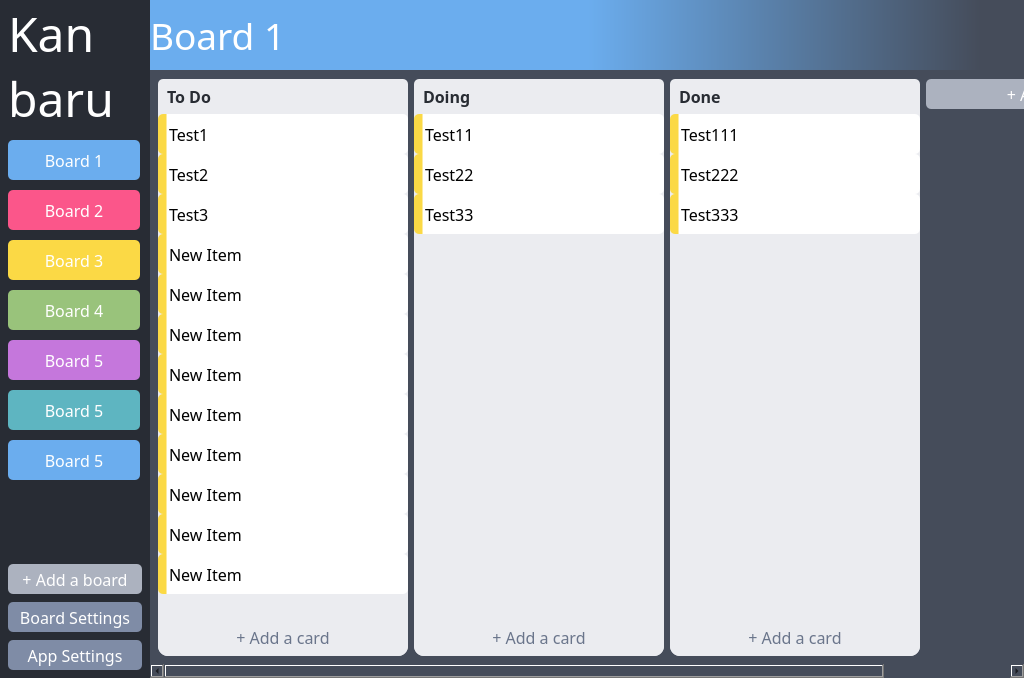
The window that src/ui/main.ui (dulapahv/Kanbaru) describes before a commit, drawn with Qt 5.
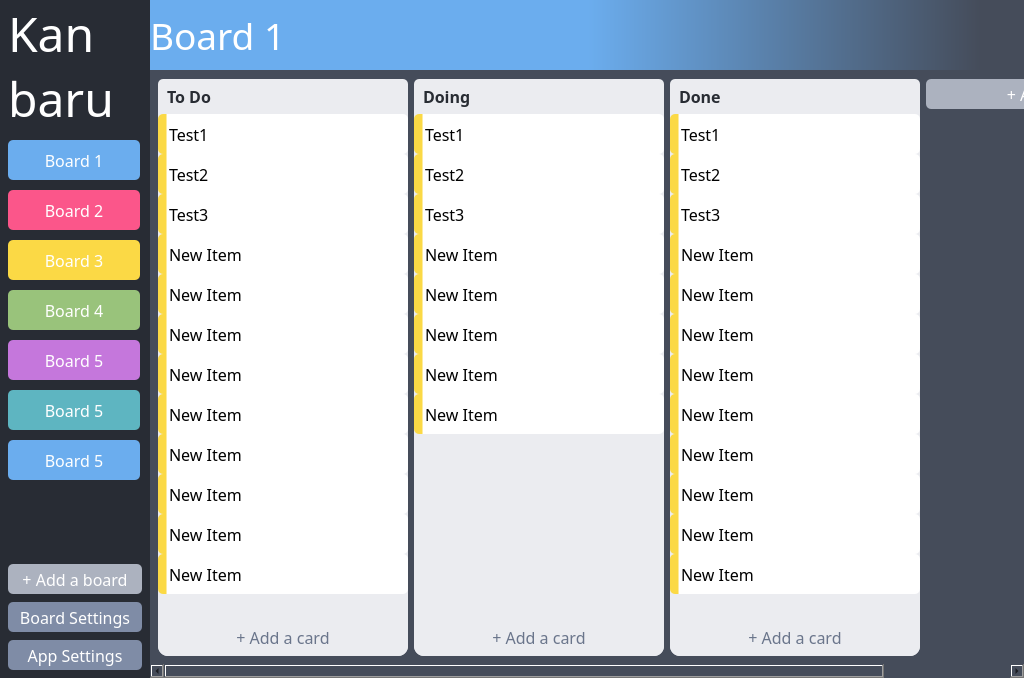
The same window after the commit.

Patch:
```diff
--- a/src/ui/main.ui
+++ b/src/ui/main.ui
@@ -923,7 +923,7 @@
                      </property>
                      <item>
                       <property name="text">
-                       <string>Test11</string>
+                       <string>Test1</string>
                       </property>
                       <property name="flags">
                        <set>ItemIsSelectable|ItemIsEditable|ItemIsDragEnabled|ItemIsUserCheckable|ItemIsEnabled</set>
@@ -931,7 +931,7 @@
                      </item>
                      <item>
                       <property name="text">
-                       <string>Test22</string>
+                       <string>Test2</string>
                       </property>
                       <property name="flags">
                        <set>ItemIsSelectable|ItemIsEditable|ItemIsDragEnabled|ItemIsUserCheckable|ItemIsEnabled</set>
@@ -939,7 +939,47 @@
                      </item>
                      <item>
                       <property name="text">
-                       <string>Test33</string>
+                       <string>Test3</string>
+                      </property>
+                      <property name="flags">
+                       <set>ItemIsSelectable|ItemIsEditable|ItemIsDragEnabled|ItemIsUserCheckable|ItemIsEnabled</set>
+                      </property>
+                     </item>
+                     <item>
+                      <property name="text">
+                       <string>New Item</string>
+                      </property>
+                      <property name="flags">
+                       <set>ItemIsSelectable|ItemIsEditable|ItemIsDragEnabled|ItemIsUserCheckable|ItemIsEnabled</set>
+                      </property>
+                     </item>
+                     <item>
+                      <property name="text">
+                       <string>New Item</string>
+                      </property>
+                      <property name="flags">
+                       <set>ItemIsSelectable|ItemIsEditable|ItemIsDragEnabled|ItemIsUserCheckable|ItemIsEnabled</set>
+                      </property>
+                     </item>
+                     <item>
+                      <property name="text">
+                       <string>New Item</string>
+                      </property>
+                      <property name="flags">
+                       <set>ItemIsSelectable|ItemIsEditable|ItemIsDragEnabled|ItemIsUserCheckable|ItemIsEnabled</set>
+                      </property>
+                     </item>
+                     <item>
+                      <property name="text">
+                       <string>New Item</string>
+                      </property>
+                      <property name="flags">
+                       <set>ItemIsSelectable|ItemIsEditable|ItemIsDragEnabled|ItemIsUserCheckable|ItemIsEnabled</set>
+                      </property>
+                     </item>
+                     <item>
+                      <property name="text">
+                       <string>New Item</string>
                       </property>
                       <property name="flags">
                        <set>ItemIsSelectable|ItemIsEditable|ItemIsDragEnabled|ItemIsUserCheckable|ItemIsEnabled</set>
@@ -1129,7 +1169,7 @@
                      </property>
                      <item>
                       <property name="text">
-                       <string>Test111</string>
+                       <string>Test1</string>
                       </property>
                       <property name="flags">
                        <set>ItemIsSelectable|ItemIsEditable|ItemIsDragEnabled|ItemIsUserCheckable|ItemIsEnabled</set>
@@ -1137,7 +1177,7 @@
                      </item>
                      <item>
                       <property name="text">
-                       <string>Test222</string>
+                       <string>Test2</string>
                       </property>
                       <property name="flags">
                        <set>ItemIsSelectable|ItemIsEditable|ItemIsDragEnabled|ItemIsUserCheckable|ItemIsEnabled</set>
@@ -1145,7 +1185,79 @@
                      </item>
                      <item>
                       <property name="text">
-                       <string>Test333</string>
+                       <string>Test3</string>
+                      </property>
+                      <property name="flags">
+                       <set>ItemIsSelectable|ItemIsEditable|ItemIsDragEnabled|ItemIsUserCheckable|ItemIsEnabled</set>
+                      </property>
+                     </item>
+                     <item>
+                      <property name="text">
+                       <string>New Item</string>
+                      </property>
+                      <property name="flags">
+                       <set>ItemIsSelectable|ItemIsEditable|ItemIsDragEnabled|ItemIsUserCheckable|ItemIsEnabled</set>
+                      </property>
+                     </item>
+                     <item>
+                      <property name="text">
+                       <string>New Item</string>
+                      </property>
+                      <property name="flags">
+                       <set>ItemIsSelectable|ItemIsEditable|ItemIsDragEnabled|ItemIsUserCheckable|ItemIsEnabled</set>
+                      </property>
+                     </item>
+                     <item>
+                      <property name="text">
+                       <string>New Item</string>
+                      </property>
+                      <property name="flags">
+                       <set>ItemIsSelectable|ItemIsEditable|ItemIsDragEnabled|ItemIsUserCheckable|ItemIsEnabled</set>
+                      </property>
+                     </item>
+                     <item>
+                      <property name="text">
+                       <string>New Item</string>
+                      </property>
+                      <property name="flags">
+                       <set>ItemIsSelectable|ItemIsEditable|ItemIsDragEnabled|ItemIsUserCheckable|ItemIsEnabled</set>
+                      </property>
+                     </item>
+                     <item>
+                      <property name="text">
+                       <string>New Item</string>
+                      </property>
+                      <property name="flags">
+                       <set>ItemIsSelectable|ItemIsEditable|ItemIsDragEnabled|ItemIsUserCheckable|ItemIsEnabled</set>
+                      </property>
+                     </item>
+                     <item>
+                      <property name="text">
+                       <string>New Item</string>
+                      </property>
+                      <property name="flags">
+                       <set>ItemIsSelectable|ItemIsEditable|ItemIsDragEnabled|ItemIsUserCheckable|ItemIsEnabled</set>
+                      </property>
+                     </item>
+                     <item>
+                      <property name="text">
+                       <string>New Item</string>
+                      </property>
+                      <property name="flags">
+                       <set>ItemIsSelectable|ItemIsEditable|ItemIsDragEnabled|ItemIsUserCheckable|ItemIsEnabled</set>
+                      </property>
+                     </item>
+                     <item>
+                      <property name="text">
+                       <string>New Item</string>
+                      </property>
+                      <property name="flags">
+                       <set>ItemIsSelectable|ItemIsEditable|ItemIsDragEnabled|ItemIsUserCheckable|ItemIsEnabled</set>
+                      </property>
+                     </item>
+                     <item>
+                      <property name="text">
+                       <string>New Item</string>
                       </property>
                       <property name="flags">
                        <set>ItemIsSelectable|ItemIsEditable|ItemIsDragEnabled|ItemIsUserCheckable|ItemIsEnabled</set>
```
Left out of the diff: 45 changed lines with no effect on the pictures.
